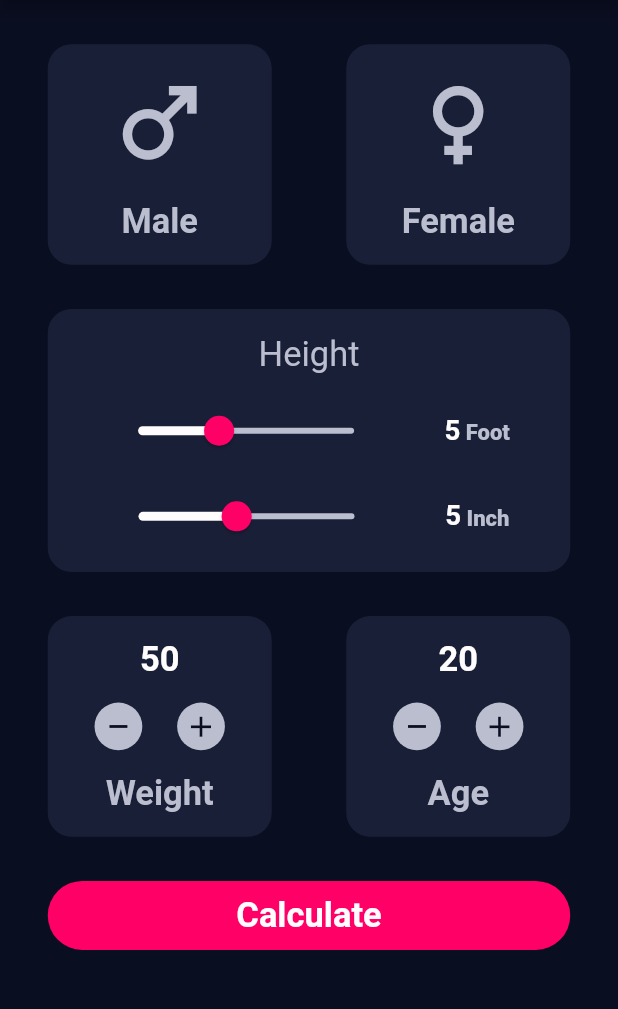
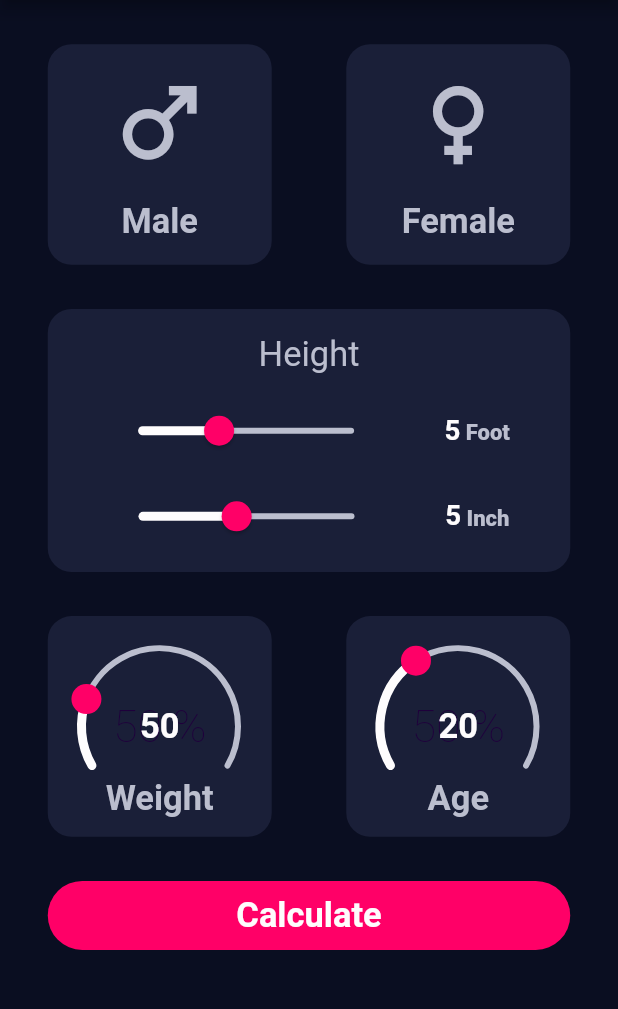
Before and after one commit to KafiulIslam/body_mass_index, a Flutter app: the screen it shows after launch, on a phone screen of 412 x 824 dp, the part 84-1093 px from its top. Run offline on Flutter 3.47's test engine with Material 2 defaults, Android fonts, the phone set to English and light mode, and no system bars; drawn by our look-alikes of sleek_circular_slider; our stand-ins replace animated_splash_screen, google_fonts; project files that could hold a hidden picture were left out.

Commit message:
working on bmi meter version 2

```diff
--- a/lib/common/input_card.dart
+++ b/lib/common/input_card.dart
@@ -1,6 +1,7 @@
 import 'package:body_mass_index/common/plus_minus_button.dart';
 import 'package:flutter/material.dart';
 import 'package:google_fonts/google_fonts.dart';
+import 'package:sleek_circular_slider/sleek_circular_slider.dart';
 import '../constant/color.dart';
 import '../constant/pixel_ratio.dart';
 
@@ -12,19 +13,19 @@ class InputCardPortrait extends StatefulWidget {
   final Color cardColor;
   final Color iconColor;
   final Color titleColor;
-  late VoidCallback? decreasingTap;
-  late VoidCallback? increasingTap;
+  final void Function(double)? onChanged;
+  final double sliderMaxValue;
 
   InputCardPortrait({Key? key,
       this.icon,
       this.title,
       this.cardType,
       this.number = 10,
-        this.decreasingTap ,
-      this.increasingTap,
       this.cardColor = inactiveCardColor,
       this.iconColor = ass,
-      this.titleColor = ass
+      this.titleColor = ass,
+    this.onChanged,
+    this.sliderMaxValue = 200,
       })
       : super(key: key);
 
@@ -64,10 +65,36 @@ class _InputCardPortraitState extends State<InputCardPortrait> {
                 ),
               ],
             )
-          : Column(
-              mainAxisAlignment: MainAxisAlignment.spaceEvenly,
+          : Stack(
+              // mainAxisAlignment: MainAxisAlignment.spaceEvenly,
               children: [
-                Text(
+                Center(
+            child: SizedBox(
+              height: heightRatio / oneTwentyPixelRatioH,
+              width: widthRatio / oneTwentyPixelRatioW,
+              child: SleekCircularSlider(
+                max: widget.sliderMaxValue,
+              min: 10,
+              appearance: CircularSliderAppearance(
+                customWidths: CustomSliderWidths(
+                  trackWidth: 4,
+                  progressBarWidth: 6,
+                  handlerSize: 10,
+                ),
+                customColors: CustomSliderColors(
+                  trackColor: ass,
+                  progressBarColor: white,
+                  dotColor: buttonColor,
+                  hideShadow: true,
+
+                ),
+              ),
+                  onChange: widget.onChanged,
+                  ),
+            ),
+          ),
+                Center(
+                  child: Text(
                     widget.number.toString(),
                     style: GoogleFonts.roboto(
                       textStyle:   TextStyle(
@@ -76,38 +103,45 @@ class _InputCardPortraitState extends State<InputCardPortrait> {
                           fontWeight: FontWeight.w700),
                     ),
                   ),
-                Padding(
-                  padding:   EdgeInsets.symmetric(horizontal: widthRatio / eightPixelRatioW),
-                  child: Row(
-                    mainAxisAlignment: MainAxisAlignment.spaceEvenly,
-                    children: [
-                      GestureDetector(
-                          onTap:  widget.decreasingTap,
-                          child: PlusMinusButton(
-                            child: Container(
-                              height: heightRatio / twoPixelRatioH,
-                              width: widthRatio / twelvePixelRatioW,
-                              color: brandColor,
                 ),
-                          )),
-                      GestureDetector(
-                          onTap: widget.increasingTap,
-                          child: PlusMinusButton(
-                              child: Icon(
-                            Icons.add,
-                            size: heightRatio / twentyFivePixelRatioH,
-                            color: brandColor,
-                          ))),
-                    ],
-                  ),
-                ),
-                Text(
+                Align(
+                  alignment: Alignment.bottomCenter,
+                  child: Padding(
+                    padding: const EdgeInsets.only(bottom: 12.0),
+                    child: Text(
                       widget.title!,
                       style: GoogleFonts.roboto(
                         textStyle:   TextStyle(
                             fontSize: heightRatio/twentyFivePixelRatioH, color: ass, fontWeight: FontWeight.w700),
                       ),
                     ),
+                  ),
+                ),
+                // Padding(
+                //   padding:   EdgeInsets.symmetric(horizontal: widthRatio / eightPixelRatioW),
+                //   child: Row(
+                //     mainAxisAlignment: MainAxisAlignment.spaceEvenly,
+                //     children: [
+                //       GestureDetector(
+                //           onTap:  widget.decreasingTap,
+                //           child: PlusMinusButton(
+                //             child: Container(
+                //               height: heightRatio / twoPixelRatioH,
+                //               width: widthRatio / twelvePixelRatioW,
+                //               color: brandColor,
+                //             ),
+                //           )),
+                //       GestureDetector(
+                //           onTap: widget.increasingTap,
+                //           child: PlusMinusButton(
+                //               child: Icon(
+                //             Icons.add,
+                //             size: heightRatio / twentyFivePixelRatioH,
+                //             color: brandColor,
+                //           ))),
+                //     ],
+                //   ),
+                // ),
               ],
             ),
     );
--- a/lib/constant/pixel_ratio.dart
+++ b/lib/constant/pixel_ratio.dart
@@ -7,6 +7,7 @@ const twelvePixelRatioW = 34.5; //
 const sixteenPixelRatioW = 25.875; //
 const thirtyPixelRatioW = 13.8;  //
 const thirtyTwoPixelRatioW = 12.9375; //
+const oneTwentyPixelRatioW = 3.45;
 const oneFiftyPixelRatioW = 2.76; //
 
 
@@ -21,6 +22,7 @@ const thirtyTwoPixelRatioH = 28;  //
 const thirtyFivePixelRatioH = 25.6; //
 const fiftyPixelRatioH = 17.92;  //
 const eightyPixelRatioH = 11.2;  //
+const oneTwentyPixelRatioH = 7.466666666666667;
 const oneSixtyPixelRatioH = 5.6; //
 const oneSeventyPixelRatioH = 5.5; //
 const oneNinetyPixelRatioH = 4.7; //
--- a/lib/main.dart
+++ b/lib/main.dart
@@ -6,12 +6,12 @@ import 'package:flutter/material.dart';
 import 'constant/color.dart';
 
 void main() {
+  WidgetsFlutterBinding.ensureInitialized();
   runApp(const MyApp());
 }
 
 class MyApp extends StatelessWidget {
   const MyApp({Key? key}) : super(key: key);
-
   // This widget is the root of your application.
   @override
   Widget build(BuildContext context) {
@@ -22,12 +22,12 @@ class MyApp extends StatelessWidget {
         primaryColor: brandColor,
         scaffoldBackgroundColor: brandColor,
       ),
-
-      home: const CustomSplashScreen(),
-      // AnimatedSplashScreen(
-      //     splash: Image.asset('assets/images/bmi_app_logo.png'),
-      //     splashTransition: SplashTransition.scaleTransition,
-      //     nextScreen: const InputScreen()),
+      home: AnimatedSplashScreen(
+          duration: 1000,
+          splash: 'assets/images/bmi_app_logo.png',
+          nextScreen: const InputScreen(),
+          splashTransition: SplashTransition.scaleTransition,
+          backgroundColor: Colors.white),
     );
   }
 }
--- a/pubspec.yaml
+++ b/pubspec.yaml
@@ -29,12 +29,12 @@ environment:
 dependencies:
   flutter:
     sdk: flutter
-  go_router: ^4.0.0
   google_fonts: ^3.0.1
   animated_splash_screen: ^1.2.0
   flutter_svg: ^1.1.0
   flutter_launcher_icons: ^0.9.3
   rename: any
+  sleek_circular_slider: ^2.0.1
 
 
 flutter_icons:
```
Also changed, not shown: lib/routing/app_router.dart (deleted, +0 -27 lines), lib/routing/route_string.dart (deleted, +0 -15 lines), lib/screens/input_page.dart (+14 -23 lines), pubspec.lock. Lines whose indentation alone changed are shown as unchanged.
